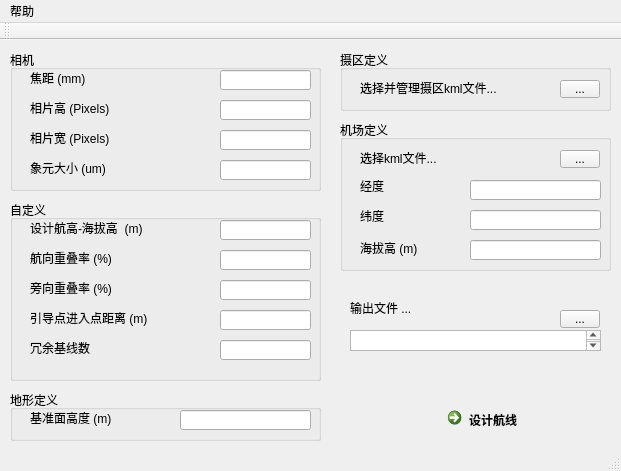
Qt form mainwindow.ui (XiaogangSu/AirPhotoPlanner) before a commit.
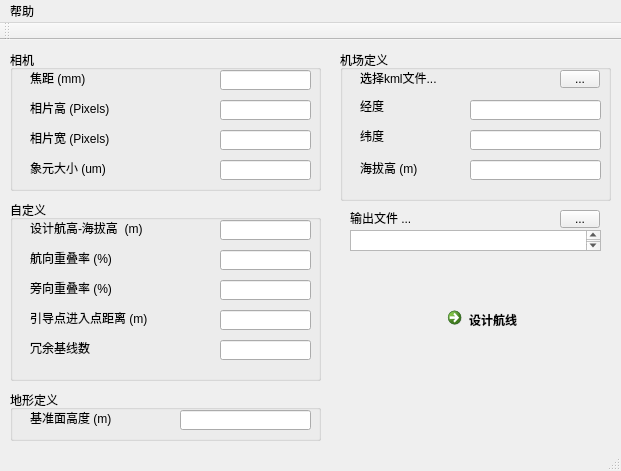
The same form after that commit.

Commit message: add show the region and route

```diff
--- a/mainwindow.ui
+++ b/mainwindow.ui
@@ -305,7 +305,7 @@
     <property name="geometry">
      <rect>
       <x>440</x>
-      <y>360</y>
+      <y>260</y>
       <width>172</width>
       <height>41</height>
      </rect>
@@ -321,7 +321,7 @@
     <property name="geometry">
      <rect>
       <x>350</x>
-      <y>290</y>
+      <y>190</y>
       <width>251</width>
       <height>21</height>
      </rect>
@@ -334,7 +334,7 @@
     <property name="geometry">
      <rect>
       <x>350</x>
-      <y>260</y>
+      <y>170</y>
       <width>171</width>
       <height>16</height>
      </rect>
@@ -347,7 +347,7 @@
     <property name="geometry">
      <rect>
       <x>560</x>
-      <y>270</y>
+      <y>170</y>
       <width>40</width>
       <height>18</height>
      </rect>
@@ -356,45 +356,6 @@
      <string>...</string>
     </property>
    </widget>
-   <widget class="QGroupBox" name="groupBox_4">
-    <property name="geometry">
-     <rect>
-      <x>340</x>
-      <y>10</y>
-      <width>271</width>
-      <height>61</height>
-     </rect>
-    </property>
-    <property name="title">
-     <string>摄区定义</string>
-    </property>
-    <widget class="QToolButton" name="toolButton_Region">
-     <property name="geometry">
-      <rect>
-       <x>220</x>
-       <y>30</y>
-       <width>40</width>
-       <height>18</height>
-      </rect>
-     </property>
-     <property name="text">
-      <string>...</string>
-     </property>
-    </widget>
-    <widget class="QLabel" name="label_9">
-     <property name="geometry">
-      <rect>
-       <x>20</x>
-       <y>30</y>
-       <width>151</width>
-       <height>16</height>
-      </rect>
-     </property>
-     <property name="text">
-      <string>选择并管理摄区kml文件...</string>
-     </property>
-    </widget>
-   </widget>
    <widget class="QPushButton" name="btn_unittest">
     <property name="geometry">
      <rect>
@@ -412,7 +373,7 @@
     <property name="geometry">
      <rect>
       <x>340</x>
-      <y>80</y>
+      <y>10</y>
       <width>271</width>
       <height>151</height>
      </rect>
@@ -424,7 +385,7 @@
      <property name="geometry">
       <rect>
        <x>20</x>
-       <y>30</y>
+       <y>20</y>
        <width>121</width>
        <height>16</height>
       </rect>
@@ -437,7 +398,7 @@
      <property name="geometry">
       <rect>
        <x>220</x>
-       <y>30</y>
+       <y>20</y>
        <width>40</width>
        <height>18</height>
       </rect>
@@ -450,7 +411,7 @@
      <property name="geometry">
       <rect>
        <x>130</x>
-       <y>60</y>
+       <y>50</y>
        <width>131</width>
        <height>20</height>
       </rect>
@@ -460,7 +421,7 @@
      <property name="geometry">
       <rect>
        <x>130</x>
-       <y>90</y>
+       <y>80</y>
        <width>131</width>
        <height>20</height>
       </rect>
@@ -470,7 +431,7 @@
      <property name="geometry">
       <rect>
        <x>130</x>
-       <y>120</y>
+       <y>110</y>
        <width>131</width>
        <height>20</height>
       </rect>
@@ -480,7 +441,7 @@
      <property name="geometry">
       <rect>
        <x>20</x>
-       <y>60</y>
+       <y>50</y>
        <width>54</width>
        <height>12</height>
       </rect>
@@ -493,7 +454,7 @@
      <property name="geometry">
       <rect>
        <x>20</x>
-       <y>90</y>
+       <y>80</y>
        <width>54</width>
        <height>12</height>
       </rect>
@@ -506,7 +467,7 @@
      <property name="geometry">
       <rect>
        <x>20</x>
-       <y>120</y>
+       <y>110</y>
        <width>81</width>
        <height>16</height>
       </rect>
```
The commit also changes 14 other files.
